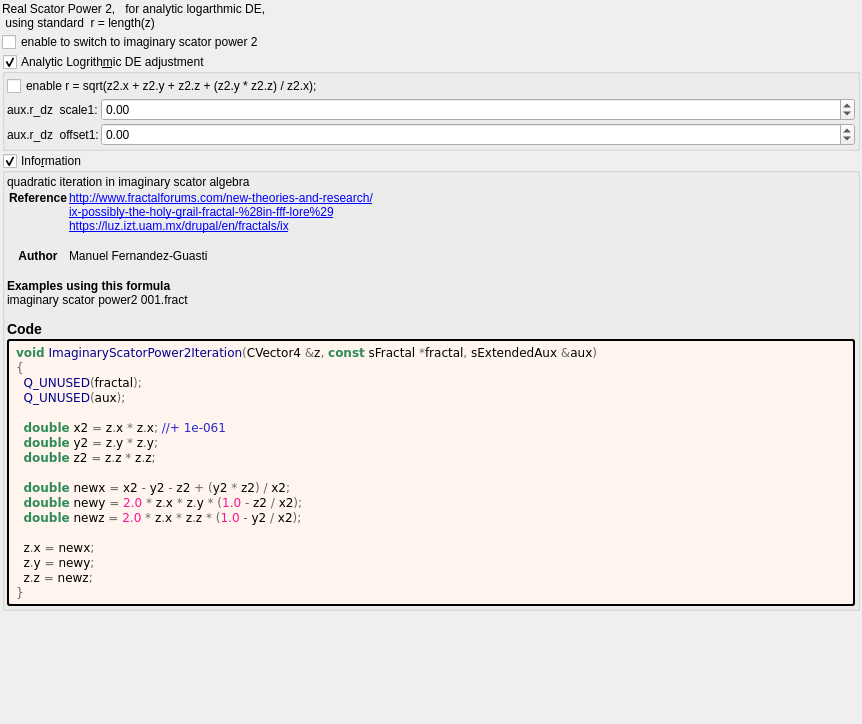
Above: mandelbulber2/formula/ui/scator_power2_stdR.ui from buddhi1980/mandelbulber2 before the change. Below: the same form after it.
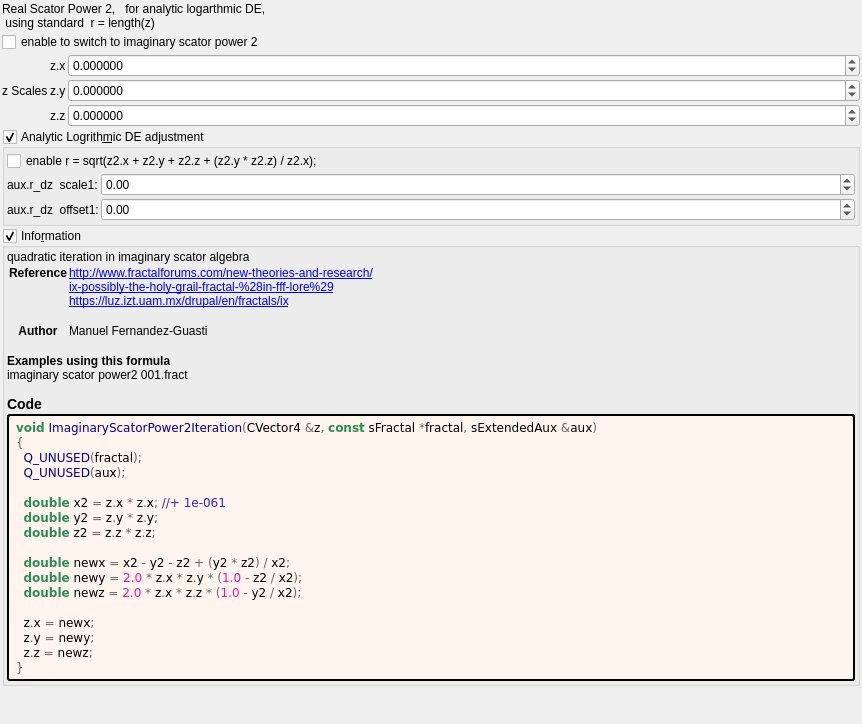
That is the form after the change. Custom widgets are drawn as their Qt base class.

```diff
--- a/mandelbulber2/formula/ui/scator_power2_stdR.ui
+++ b/mandelbulber2/formula/ui/scator_power2_stdR.ui
@@ -44,6 +44,125 @@
      </property>
     </widget>
    </item>
+   <item>
+    <layout class="QGridLayout" name="gridLayout_63" columnstretch="0,0,0,1">
+     <property name="spacing">
+      <number>2</number>
+     </property>
+     <item row="2" column="3">
+      <widget class="MyDoubleSpinBox" name="spinbox3_transf_constant_multiplier_122_x">
+       <property name="sizePolicy">
+        <sizepolicy hsizetype="Minimum" vsizetype="Maximum">
+         <horstretch>0</horstretch>
+         <verstretch>0</verstretch>
+        </sizepolicy>
+       </property>
+       <property name="prefix">
+        <string/>
+       </property>
+       <property name="suffix">
+        <string/>
+       </property>
+       <property name="decimals">
+        <number>6</number>
+       </property>
+       <property name="minimum">
+        <double>-99.989999999999995</double>
+       </property>
+       <property name="maximum">
+        <double>99.989999999999995</double>
+       </property>
+       <property name="singleStep">
+        <double>0.100000000000000</double>
+       </property>
+      </widget>
+     </item>
+     <item row="4" column="3">
+      <widget class="MyDoubleSpinBox" name="spinbox3_transf_constant_multiplier_122_z">
+       <property name="sizePolicy">
+        <sizepolicy hsizetype="Minimum" vsizetype="Maximum">
+         <horstretch>0</horstretch>
+         <verstretch>0</verstretch>
+        </sizepolicy>
+       </property>
+       <property name="prefix">
+        <string/>
+       </property>
+       <property name="suffix">
+        <string/>
+       </property>
+       <property name="decimals">
+        <number>6</number>
+       </property>
+       <property name="minimum">
+        <double>-99.989999999999995</double>
+       </property>
+       <property name="maximum">
+        <double>99.989999999999995</double>
+       </property>
+       <property name="singleStep">
+        <double>0.100000000000000</double>
+       </property>
+      </widget>
+     </item>
+     <item row="3" column="1">
+      <widget class="QLabel" name="label_91">
+       <property name="text">
+        <string>z Scales</string>
+       </property>
+      </widget>
+     </item>
+     <item row="3" column="3">
+      <widget class="MyDoubleSpinBox" name="spinbox3_transf_constant_multiplier_122_y">
+       <property name="sizePolicy">
+        <sizepolicy hsizetype="Minimum" vsizetype="Maximum">
+         <horstretch>0</horstretch>
+         <verstretch>0</verstretch>
+        </sizepolicy>
+       </property>
+       <property name="prefix">
+        <string/>
+       </property>
+       <property name="suffix">
+        <string/>
+       </property>
+       <property name="decimals">
+        <number>6</number>
+       </property>
+       <property name="minimum">
+        <double>-99.989999999999995</double>
+       </property>
+       <property name="maximum">
+        <double>99.989999999999995</double>
+       </property>
+       <property name="singleStep">
+        <double>0.100000000000000</double>
+       </property>
+      </widget>
+     </item>
+     <item row="2" column="2">
+      <widget class="QLabel" name="label_93">
+       <property name="text">
+        <string notr="true">z.x</string>
+       </property>
+      </widget>
+     </item>
+     <item row="3" column="2">
+      <widget class="QLabel" name="label_90">
+       <property name="text">
+        <string notr="true">z.y</string>
+       </property>
+      </widget>
+     </item>
+     <item row="4" column="2">
+      <widget class="QLabel" name="label_98">
+       <property name="text">
+        <string notr="true">z.z</string>
+       </property>
+      </widget>
+     </item>
+    </layout>
+   </item>
    <item>
     <widget class="MyGroupBox" name="groupCheck_analyticDE_enabled">
      <property name="toolTip">
```
Left out of the diff: 70 changed lines with no effect on the pictures.
